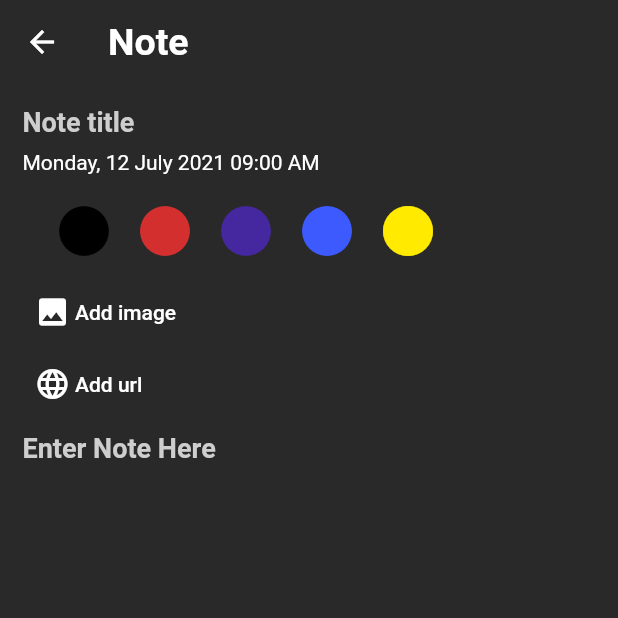
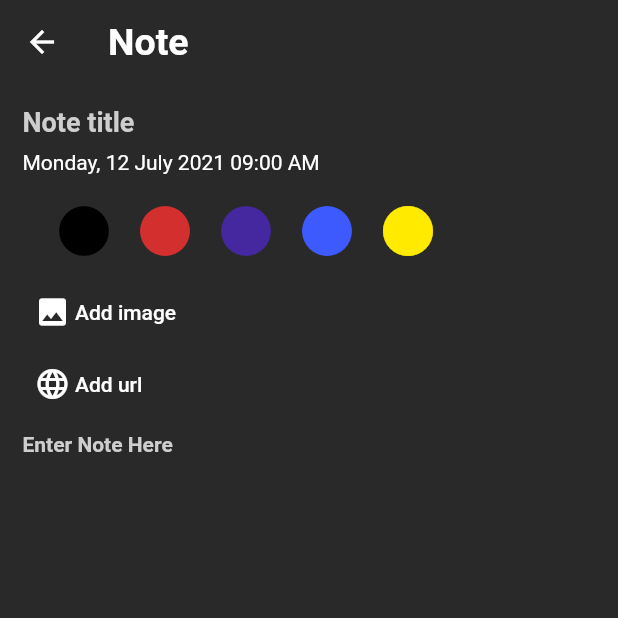
Before and after one commit to akashjpro/NotePlus, a Flutter app: the NoteScreen screen opened by its route, on a phone screen of 412 x 824 dp, the top half of it. Run offline on Flutter 3.47's test engine with Material 2 defaults, Android fonts, the phone set to English and light mode, and no system bars.

Commit message:
update note screen

```diff
--- a/lib/screens/note/note_screen.dart
+++ b/lib/screens/note/note_screen.dart
@@ -99,7 +99,7 @@ class NoteScreen extends StatelessWidget {
                 )),
             SizedBox(height: 8),
             TextField(
-              style: TextStyle(color: Colors.white, fontSize: 18, fontWeight: FontWeight.bold),
+              style: TextStyle(color: Colors.white, fontSize: 14, fontWeight: FontWeight.bold),
               decoration: InputDecoration.collapsed(
                   hintText: "Enter Note Here",
                   hintStyle: TextStyle(color:  Color(0xffCECECE))),
```
